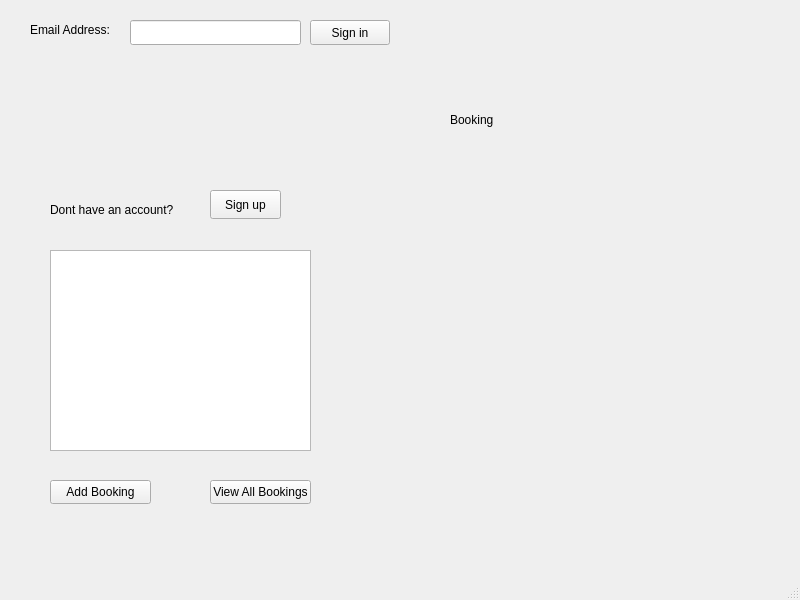
Above: SquareHackathon/mainwindow.ui from rbrueda/System-of-Style before the change. Below: the same form after it.
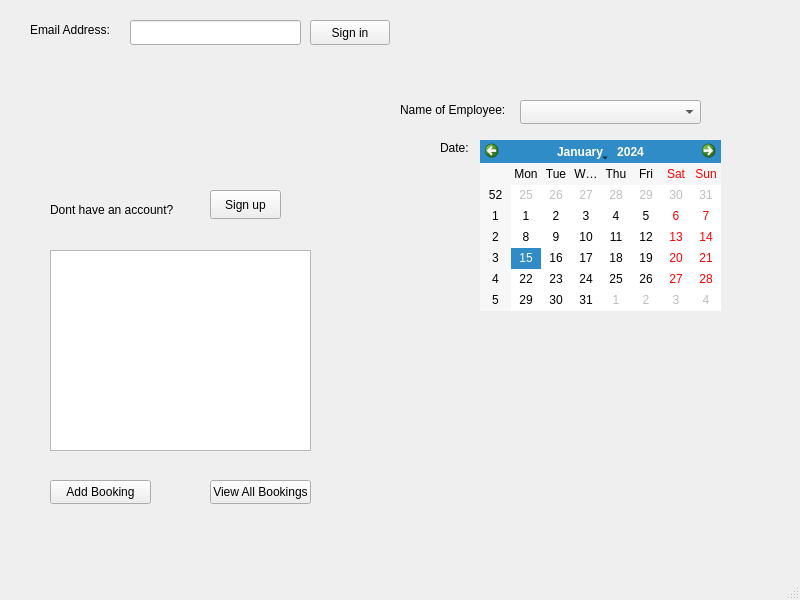
That is the form after the change. The open tabs and pages were chosen to show the change.

Patch:
```diff
--- a/SquareHackathon/mainwindow.ui
+++ b/SquareHackathon/mainwindow.ui
@@ -369,9 +369,9 @@
      <widget class="QStackedWidget" name="NestedSideBarStackWidget">
       <property name="geometry">
        <rect>
-        <x>340</x>
+        <x>350</x>
         <y>50</y>
-        <width>381</width>
+        <width>371</width>
         <height>371</height>
        </rect>
       </property>
@@ -562,14 +562,47 @@
        <widget class="QLabel" name="txt_addBooking">
         <property name="geometry">
          <rect>
-          <x>80</x>
-          <y>50</y>
-          <width>62</width>
+          <x>20</x>
+          <y>40</y>
+          <width>111</width>
           <height>20</height>
          </rect>
         </property>
         <property name="text">
-         <string>Booking</string>
+         <string>Name of Employee:</string>
+        </property>
+       </widget>
+       <widget class="QComboBox" name="employee_dropdrown">
+        <property name="geometry">
+         <rect>
+          <x>140</x>
+          <y>40</y>
+          <width>181</width>
+          <height>24</height>
+         </rect>
+        </property>
+       </widget>
+       <widget class="QLabel" name="label_2">
+        <property name="geometry">
+         <rect>
+          <x>60</x>
+          <y>80</y>
+          <width>49</width>
+          <height>16</height>
+         </rect>
+        </property>
+        <property name="text">
+         <string>Date:</string>
+        </property>
+       </widget>
+       <widget class="QCalendarWidget" name="calendarWidget">
+        <property name="geometry">
+         <rect>
+          <x>100</x>
+          <y>80</y>
+          <width>241</width>
+          <height>171</height>
+         </rect>
         </property>
        </widget>
       </widget>
```
Left out of the diff: 4 changed lines with no effect on the pictures.
